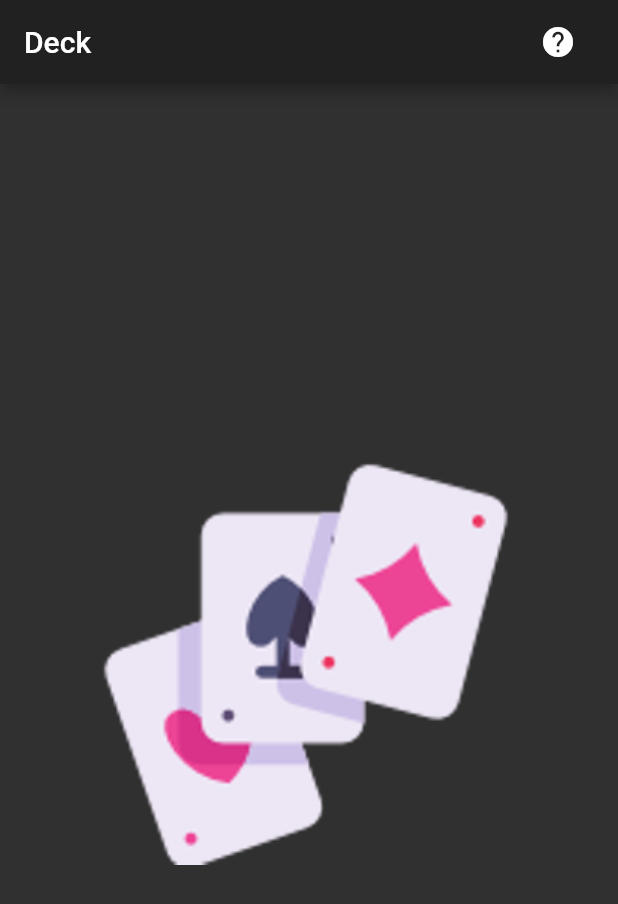
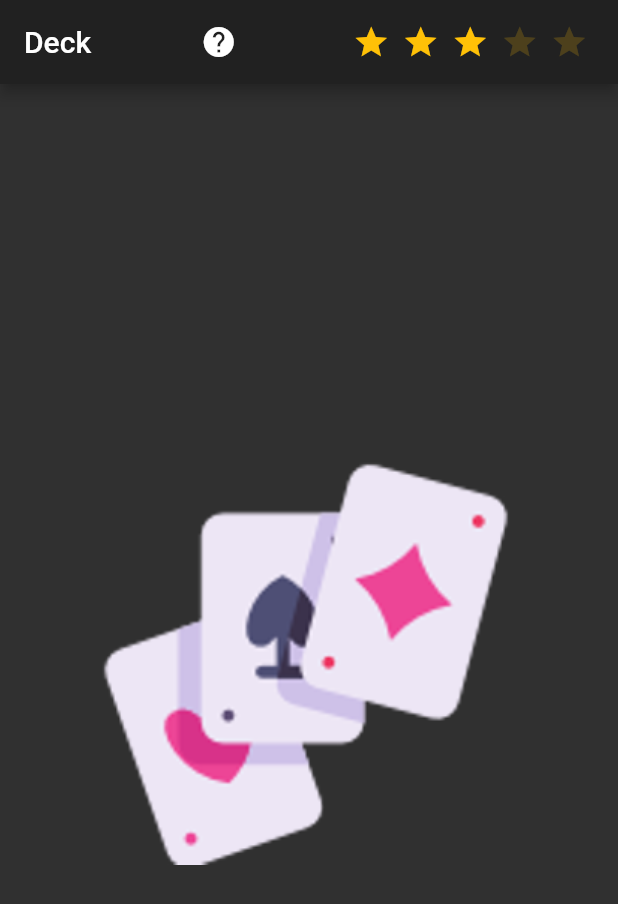
Before and after one commit to Scra3/invisible_card_game, a Flutter app: the screen it shows after launch, on a phone screen of 412 x 824 dp. Shown: the top 904 px of the screen. Run offline on Flutter 3.47's test engine with Material 2 defaults, Android fonts, the phone set to English and light mode, and no system bars; drawn by our look-alikes of flutter_rating_bar; our stand-ins replace flip_card; missing offline and left inert: admob_flutter, launch_review.

```diff
--- a/lib/constants.dart
+++ b/lib/constants.dart
@@ -1 +1,2 @@
 const String INTERSTITIAL_ID = "ca-app-pub-5433582223311514/9989097169";
+const String APP_ID = "com.scra.invisiblecardgame";
--- a/lib/main.dart
+++ b/lib/main.dart
@@ -6,6 +6,8 @@ import 'package:invisiblecardgame/constants.dart';
 import 'package:invisiblecardgame/deck_builder.dart';
 import 'package:url_launcher/url_launcher.dart';
 import 'package:admob_flutter/admob_flutter.dart';
+import 'package:flutter_rating_bar/flutter_rating_bar.dart';
+import 'package:launch_review/launch_review.dart';
 
 void main() => runApp(MyApp());
 
@@ -76,7 +78,7 @@ class _HomePageState extends State<HomePage>
     _interstitialAd.load();
 
     _adTimer = Timer.periodic(Duration(milliseconds: 500), (Timer t) async {
-      if (_isLoadingAd == true &&  await _interstitialAd.isLoaded) {
+      if (_isLoadingAd == true && await _interstitialAd.isLoaded) {
         _interstitialAd.show();
       }
     });
@@ -138,6 +140,25 @@ class _HomePageState extends State<HomePage>
           navigateToRulesWebsite();
         },
       ),
+      RatingBar(
+        initialRating: 3,
+        minRating: 1,
+        direction: Axis.horizontal,
+        allowHalfRating: false,
+        unratedColor: Colors.amber.withAlpha(50),
+        itemCount: 5,
+        itemSize: 25.0,
+        itemPadding: EdgeInsets.symmetric(horizontal: 4.0),
+        itemBuilder: (context, _) => Icon(
+          Icons.star,
+          color: Colors.amber,
+        ),
+        onRatingUpdate: (rating) {
+          if (rating > 3) {
+            LaunchReview.launch(androidAppId: APP_ID);
+          }
+        },
+      )
     ]);
   }
 
--- a/pubspec.yaml
+++ b/pubspec.yaml
@@ -11,7 +11,7 @@ description: A new Flutter application.
 # In iOS, build-name is used as CFBundleShortVersionString while build-number used as CFBundleVersion.
 # Read more about iOS versioning at
 # https://developer.apple.com/library/archive/documentation/General/Reference/InfoPlistKeyReference/Articles/CoreFoundationKeys.html
-version: 1.0.0+1
+version: 1.0.0+2
 
 environment:
   sdk: ">=2.1.0 <3.0.0"
@@ -22,7 +22,8 @@ dependencies:
   flip_card: ^0.4.4
   url_launcher: ^5.4.7
   admob_flutter: ^1.0.0
-
+  flutter_rating_bar: ^3.0.1+1
+  launch_review: ^2.0.0
 
   # The following adds the Cupertino Icons font to your application.
   # Use with the CupertinoIcons class for iOS style icons.
```
Also changed, not shown: pubspec.lock.
